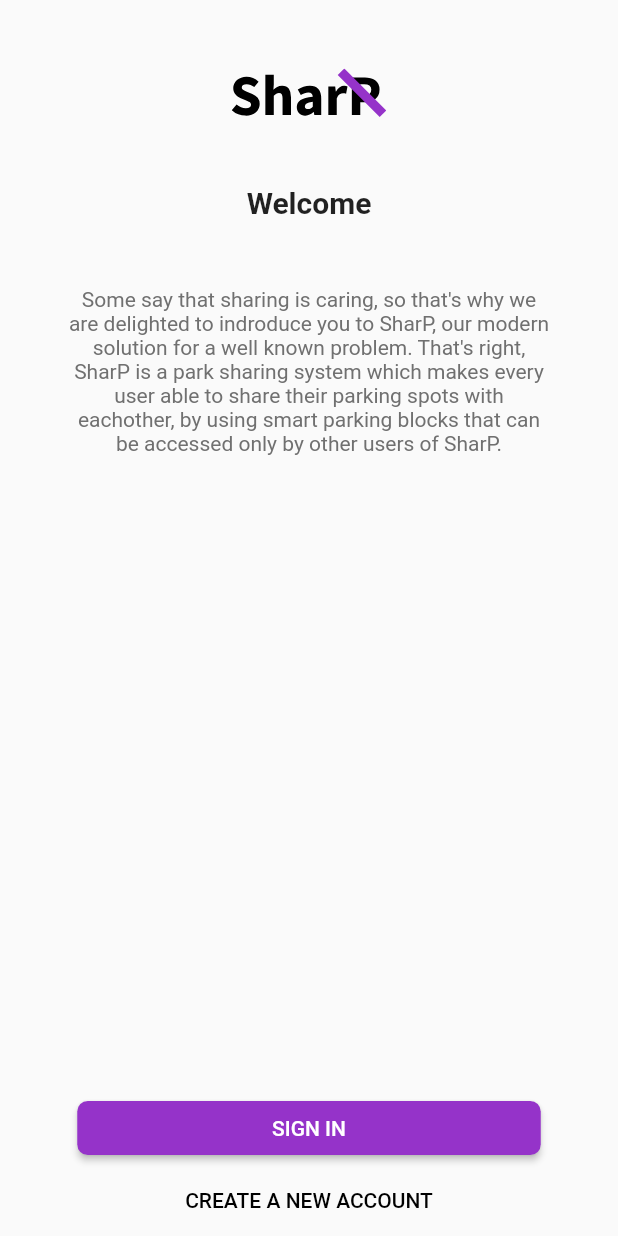
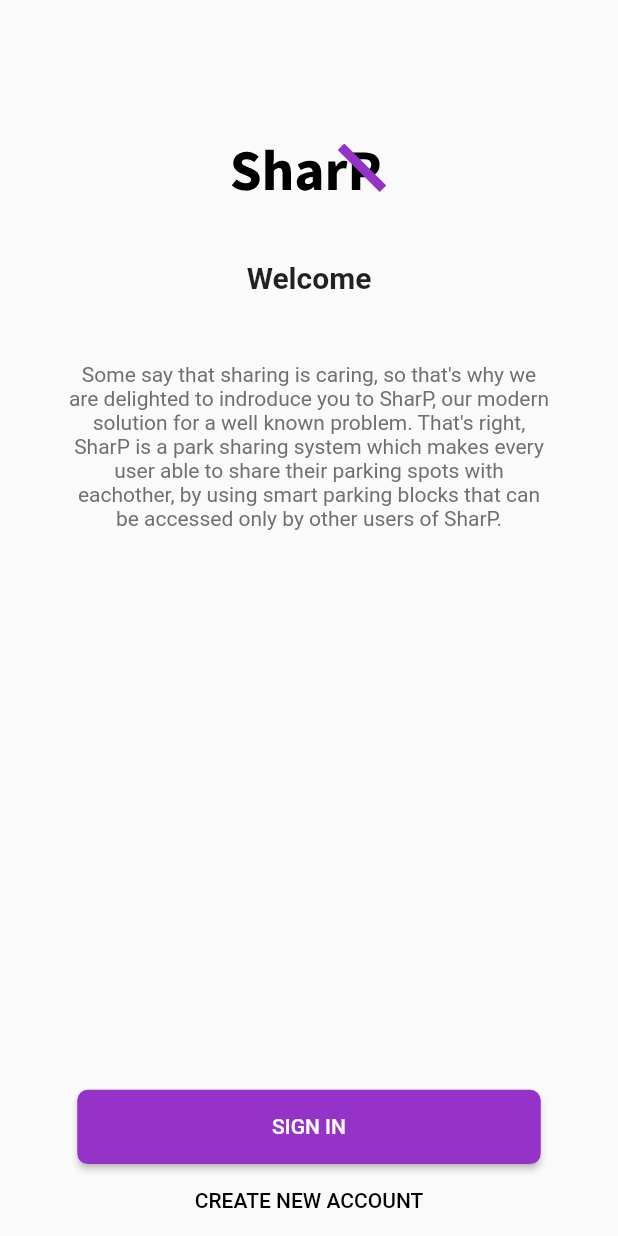
Before and after one commit to AndreiSugeac/ParkingFlutterApp, a Flutter app: the screen it shows after launch, on a phone screen of 412 x 824 dp. Run offline on Flutter 3.47's test engine with Material 2 defaults, Android fonts, the phone set to English and light mode, and no system bars; our stand-ins replace flutter_svg.

Commit message:
Implemented login screen UI

```diff
--- /dev/null
+++ b/sharp_parking_app/lib/constants/buttons/long_button.dart
@@ -0,0 +1,35 @@
+import 'package:flutter/material.dart';
+
+class LongButton extends StatelessWidget {
+  final Color _btnColor;
+  final String _btnText;
+  final Widget _btnRoute;
+
+  LongButton(this._btnText, this._btnColor, this._btnRoute);
+
+  @override
+  Widget build(BuildContext context) {
+    Size size = MediaQuery.of(context).size;
+    return Container(
+      width: 0.75 * size.width,
+      height: 0.06 * size.height,
+      child: RaisedButton(
+        onPressed: () {
+            Navigator.push(
+            context,
+            MaterialPageRoute(builder: (context) => _btnRoute),
+          );
+        },
+        child: Text(
+          _btnText,
+          textAlign: TextAlign.center,
+          style: TextStyle(color: Colors.white),
+        ),
+        color: _btnColor,
+        shape: RoundedRectangleBorder(
+          borderRadius: BorderRadius.circular(7),
+        ),
+      ),
+    );
+  }
+}
--- /dev/null
+++ b/sharp_parking_app/lib/constants/buttons/transparent_button.dart
@@ -0,0 +1,27 @@
+import 'package:flutter/material.dart';
+
+class TransparentButton extends StatelessWidget {
+  final String _btnText;
+  final Widget _btnRoute;
+
+  TransparentButton(this._btnText, this._btnRoute);
+
+  @override
+  Widget build(BuildContext context) {
+    return Container(
+      child: FlatButton(
+        onPressed: () {
+            Navigator.push(
+            context,
+            MaterialPageRoute(builder: (context) => _btnRoute),
+          );
+        },
+        color: Colors.transparent,
+        child: Text(
+          _btnText,
+          style: TextStyle(color: Colors.black),
+        ),
+      ),
+    );
+  }
+}
--- /dev/null
+++ b/sharp_parking_app/lib/constants/sharp_icon.dart
@@ -0,0 +1,16 @@
+import 'package:flutter/material.dart';
+import 'package:flutter_svg/flutter_svg.dart';
+
+class IconSharP extends StatelessWidget {
+  @override
+  Widget build(BuildContext context) {
+    Size size = MediaQuery.of(context).size;
+    return
+      Container(
+          width: 0.25 * size.width,
+          height: 0.15 * size.height,
+          child: SvgPicture.asset('assets/icons/SharPLogo.svg'),
+          alignment: Alignment.center,
+    );
+  }
+}
--- a/sharp_parking_app/lib/screen/welcome.dart
+++ b/sharp_parking_app/lib/screen/welcome.dart
@@ -1,23 +1,19 @@
 import 'package:flutter/material.dart';
-import 'package:flutter_svg/flutter_svg.dart';
 
 import 'package:sharp_parking_app/constants/colors.dart';
 import './login.dart';
 import './signup.dart';
-
+import 'package:sharp_parking_app/constants/sharp_icon.dart';
+import 'package:sharp_parking_app/constants/buttons/long_button.dart';
+import 'package:sharp_parking_app/constants/buttons/transparent_button.dart';
 
 class WelcomeScreen extends StatelessWidget {
   @override
   Widget build(BuildContext context) {
-    Size size = MediaQuery.of(context).size;
     return Column(
       children: <Widget>[
-        Container(
-          width: 0.25 * size.width,
-          height: 0.15 * size.height,
-          child: SvgPicture.asset('assets/icons/SharPLogo.svg'),
-          alignment: Alignment.center,
-        ),
+        SizedBox(height: 50),
+        IconSharP(),
         Container(
           child: Text(
             'Welcome',
@@ -31,7 +27,7 @@ class WelcomeScreen extends StatelessWidget {
         ),
         Expanded(
           child: Padding(
-            padding: const EdgeInsets.all(45),
+            padding: const EdgeInsets.fromLTRB(45, 45, 45, 0),
             child: Text(
               'Some say that sharing is caring, so that\'s why we are delighted to indroduce you to SharP, our modern solution for a well known problem. That\'s right, SharP is a park sharing system which makes every user able to share their parking spots with eachother, by using smart parking blocks that can be accessed only by other users of SharP.',
               textAlign: TextAlign.center,
@@ -40,41 +36,8 @@ class WelcomeScreen extends StatelessWidget {
             ),
           ),
         ),
-        Container(
-          width: 0.75 * size.width,
-          child: RaisedButton(
-            onPressed: () {
-                Navigator.push(
-                context,
-                MaterialPageRoute(builder: (context) => Login()),
-              );
-            },
-            child: Text(
-              'SIGN IN',
-              textAlign: TextAlign.center,
-              style: TextStyle(color: Colors.white),
-            ),
-            color: primaryColor,
-            shape: RoundedRectangleBorder(
-              borderRadius: BorderRadius.circular(7),
-            ),
-          ),
-        ),
-        Container(
-          child: FlatButton(
-            onPressed: () {
-                Navigator.push(
-                context,
-                MaterialPageRoute(builder: (context) => SignUp()),
-              );
-            },
-            color: Colors.transparent,
-            child: Text(
-              'CREATE A NEW ACCOUNT',
-              style: TextStyle(color: Colors.black),
-            ),
-          ),
-        )
+        LongButton('SIGN IN', primaryColor, Login()),
+        TransparentButton('CREATE NEW ACCOUNT', SignUp()),
       ],
     );
   }
```
Also changed, not shown: sharp_parking_app/lib/screen/login.dart (+90 -1 lines), 1 other file.
